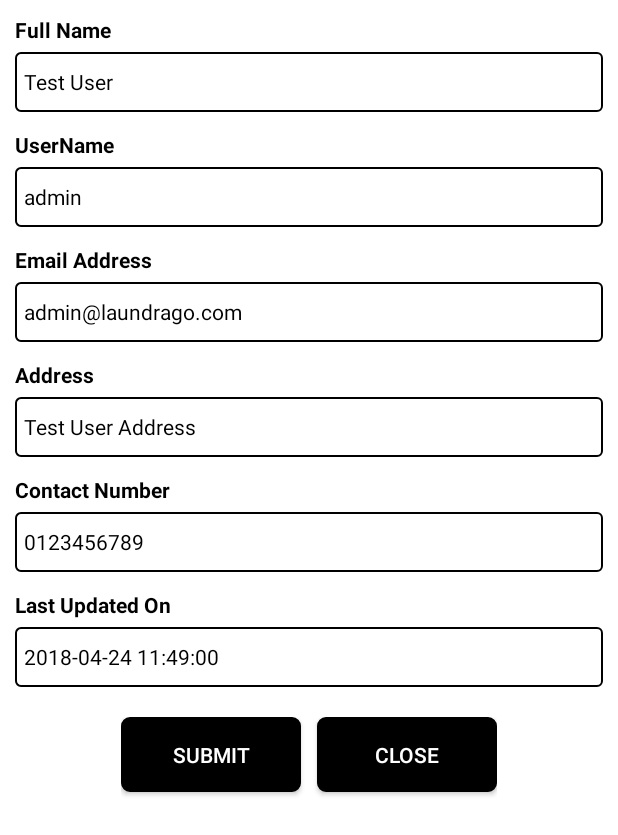
After one commit to Roohiashahzad/Laundry, an Android app: the fragment UserProfileFragment shown on its own in the app's theme, on a phone screen of 412 x 824 dp. The commit adds this screen. Shown: the top 835 px of the screen. Run offline under Robolectric (Android 15) with nearby library versions, the phone set to English and light mode, and no system bars.

Commit message:
Added user profile fragment.

```diff
--- /dev/null
+++ b/app/src/main/assets/api/profile.json
@@ -0,0 +1,6 @@
+
+{
+  "ResponseStatus" : 200,
+  "message" : "OK"
+
+}
--- a/app/src/main/java/com/roohia/hp/laundry/Controller/DummyDataController.java
+++ b/app/src/main/java/com/roohia/hp/laundry/Controller/DummyDataController.java
@@ -54,6 +54,19 @@ public class DummyDataController {
         return null;
     }
 
+    public String profile(Context context, StringEntity params) {
+        try {
+            JSONObject jsonObject = new JSONObject(convertStreamToString(params.getContent()));
+            return FileReader.getInstance().readFileFromAssets(context, "api/profile.json");
+
+        } catch (JSONException e) {
+            e.printStackTrace();
+        } catch (IOException e) {
+            e.printStackTrace();
+        }
+        return null;
+    }
+
 
 
     private String convertStreamToString(InputStream is) {
@@ -87,6 +100,8 @@ public class DummyDataController {
             case ServerUrls.SIGNUP_URL:
                 return signup(context,params);
 
+            case ServerUrls.UPDATE_USER_URL:
+                return profile(context, params);
         }
         return "";
     }
--- /dev/null
+++ b/app/src/main/java/com/roohia/hp/laundry/Controller/UserProfileController.java
@@ -0,0 +1,75 @@
+package com.roohia.hp.laundry.Controller;
+
+import android.content.Context;
+import android.os.AsyncTask;
+
+import com.loopj.android.http.JsonHttpResponseHandler;
+import com.roohia.hp.laundry.gui.interfaces.SubmitUserInterface;
+import com.roohia.hp.laundry.model.constants.Constants;
+import com.roohia.hp.laundry.model.constants.ServerUrls;
+import com.roohia.hp.laundry.model.utils.CodeUtils;
+
+import org.json.JSONException;
+import org.json.JSONObject;
+
+import java.io.UnsupportedEncodingException;
+
+import cz.msebera.android.httpclient.Header;
+import cz.msebera.android.httpclient.entity.StringEntity;
+
+/**
+ * Created by mmutaher on 1/10/2018.
+ */
+
+public class UserProfileController {
+
+    private static UserProfileController ourInstance = new UserProfileController();
+
+    private UserProfileController() {
+    }
+
+    public static UserProfileController getInstance() {
+        return ourInstance;
+    }
+
+    public void submitUserInfo(final Context context,  String fullname, String email, String address, String contact, final SubmitUserInterface callbackInterface) {
+
+        try {
+
+            JSONObject userInfo = new JSONObject();
+            userInfo.put("fullname", fullname );
+            userInfo.put("email", email);
+            userInfo.put("address", address);
+            userInfo.put("contact", contact);
+            StringEntity params = new StringEntity(userInfo.toString());
+            Constants.isApiLive = false;
+            NetworkManager.getInstance().post(context, ServerUrls.UPDATE_USER_URL, params, new JsonHttpResponseHandler() {
+                @Override
+                public void onSuccess(int statusCode, Header[] headers, final JSONObject response) {
+                    Constants.isApiLive = false;
+                    super.onSuccess(statusCode, headers, response);
+                    try {
+                        if (response != null && response.getString("ResponseStatus").equals("200")) {
+                            callbackInterface.onSubmissionSuccessful();
+                        } else {
+                            callbackInterface.onSubmissionFailed(response.getString("ResponseStatus"), CodeUtils.getErrorMessageFromCode(context, response.getString("ResponseStatus")));
+                        }
+                    } catch (JSONException e) {
+                        e.printStackTrace();
+                    }
+                }
+
+                @Override
+                public void onFailure(int statusCode, Header[] headers, Throwable throwable, JSONObject errorResponse) {
+                    Constants.isApiLive = false;
+                    super.onFailure(statusCode, headers, throwable, errorResponse);
+                    callbackInterface.onSubmissionFailed(Constants.NO_INTERNET_ERROR_CODE + "", CodeUtils.getErrorMessageFromCode(context, Constants.NO_INTERNET_ERROR_CODE));
+                }
+            });
+        } catch (JSONException | UnsupportedEncodingException e) {
+            e.printStackTrace();
+        }
+
+    }
+
+}
--- /dev/null
+++ b/app/src/main/java/com/roohia/hp/laundry/gui/Fragments/UserProfileFragment.java
@@ -0,0 +1,127 @@
+package com.roohia.hp.laundry.gui.Fragments;
+
+import android.content.Context;
+import android.os.Bundle;
+import android.support.annotation.Nullable;
+import android.support.v4.app.Fragment;
+import android.view.LayoutInflater;
+import android.view.View;
+import android.view.ViewGroup;
+import android.widget.AdapterView;
+import android.widget.Button;
+import android.widget.EditText;
+
+import com.roohia.hp.laundry.Controller.UserProfileController;
+import com.roohia.hp.laundry.R;
+import com.roohia.hp.laundry.gui.activities.HomeActivity;
+import com.roohia.hp.laundry.gui.interfaces.SubmitUserInterface;
+import com.roohia.hp.laundry.model.utils.AlertUtils;
+import com.roohia.hp.laundry.model.utils.CodeUtils;
+
+
+public class UserProfileFragment extends Fragment implements View.OnClickListener, SubmitUserInterface, AdapterView.OnItemSelectedListener {
+    Context mContext;
+    EditText etUsername, etFullName, etAddress, etLastUpdatedOn, etEmail, etContact;
+    Button btnClose, btnSubmit;
+    boolean submissionFlag = false;
+
+    public UserProfileFragment() {
+    }
+
+    public static UserProfileFragment newInstance(Context context) {
+        Bundle args = new Bundle();
+        UserProfileFragment fragment = new UserProfileFragment();
+        fragment.mContext = context;
+        return fragment;
+    }
+
+
+    @Override
+    public void onCreate(@Nullable Bundle savedInstanceState) {
+        super.onCreate(savedInstanceState);
+    }
+
+
+    @Override
+    public View onCreateView(LayoutInflater inflater, @Nullable ViewGroup container, @Nullable Bundle savedInstanceState) {
+        View view = inflater.inflate(R.layout.layout_user_profile_fragment, container, false);
+
+
+        etUsername = (EditText) view.findViewById(R.id.et_username);
+        etFullName = (EditText) view.findViewById(R.id.et_fullname);
+        etAddress = (EditText) view.findViewById(R.id.et_address);
+        etLastUpdatedOn = (EditText) view.findViewById(R.id.et_updated_on);
+        etEmail = (EditText) view.findViewById(R.id.et_email);
+        etContact = (EditText) view.findViewById(R.id.et_contact);
+        btnClose = (Button) view.findViewById(R.id.btn_close);
+        btnSubmit = (Button) view.findViewById(R.id.btn_submit);
+        btnClose.setOnClickListener(this);
+        btnSubmit.setOnClickListener(this);
+
+        etUsername.setText("admin");
+        etFullName.setText("Test User");
+        etAddress.setText("Test User Address");
+        etEmail.setText("admin@laundrago.com");
+        etContact.setText("0123456789");
+        etLastUpdatedOn.setText("2018-04-24 11:49:00");
+
+
+        return view;
+    }
+
+
+    @Override
+    public void onClick(View view) {
+        switch (view.getId()) {
+            case R.id.btn_close:
+                ((HomeActivity) getActivity()).removeTopFragmentFromBackStack();
+                break;
+
+            case R.id.btn_submit:
+                if (etFullName.getText().toString().isEmpty()) {
+                    AlertUtils.showAlertDialog(mContext, getString(R.string.fullname_missing_prompt), null);
+                } else if (etEmail.getText().toString().isEmpty()) {
+                    AlertUtils.showAlertDialog(mContext, getString(R.string.email_missing_prompt), null);
+                } else if (etAddress.getText().toString().isEmpty()) {
+                    AlertUtils.showAlertDialog(mContext, getString(R.string.address_missing_prompt), null);
+                }else if (etContact.getText().toString().isEmpty()) {
+                    AlertUtils.showAlertDialog(mContext, getString(R.string.contact_missing_prompt), null);
+                }else {
+                    if (CodeUtils.getInstance().checkNetworkConnectivity(mContext)) {
+                        ((HomeActivity) getActivity()).showProgressDialog(getString(R.string.saving_profile_prompt));
+
+                        UserProfileController.getInstance().submitUserInfo(mContext, etFullName.getText().toString(), etEmail.getText().toString(),etAddress.getText().toString(),etContact.getText().toString(),this);
+                    } else {
+                        AlertUtils.showAlertDialog(mContext, getString(R.string.no_internet_on_submission_message), null);
+                    }
+                }
+                break;
+
+
+        }
+
+    }
+
+    @Override
+    public void onSubmissionSuccessful() {
+        ((HomeActivity) getActivity()).hideProgressDialog();
+        AlertUtils.showAlertDialog(getContext(), getString(R.string.profile_success_prompt), null);
+    }
+
+    @Override
+    public void onSubmissionFailed(String code, String message) {
+        ((HomeActivity) getActivity()).hideProgressDialog();
+        AlertUtils.showAlertDialog(getContext(), getString(R.string.profile_failure_prompt), null);
+    }
+
+    @Override
+    public void onItemSelected(AdapterView<?> adapterView, View view, int i, long l) {
+        if (submissionFlag)
+            btnSubmit.setVisibility(View.VISIBLE);
+    }
+
+    @Override
+    public void onNothingSelected(AdapterView<?> adapterView) {
+
+    }
+}
--- a/app/src/main/java/com/roohia/hp/laundry/gui/activities/HomeActivity.java
+++ b/app/src/main/java/com/roohia/hp/laundry/gui/activities/HomeActivity.java
@@ -25,6 +25,7 @@ import android.widget.RelativeLayout;
 import com.roohia.hp.laundry.R;
 import com.roohia.hp.laundry.gui.Fragments.MyOrdersFragment;
 import com.roohia.hp.laundry.gui.Fragments.NewOrderFragment;
+import com.roohia.hp.laundry.gui.Fragments.UserProfileFragment;
 import com.roohia.hp.laundry.gui.adapters.NavigationListAdapter;
 import com.roohia.hp.laundry.model.bo.NavItem;
 import com.roohia.hp.laundry.model.utils.LayoutUtils;
@@ -134,7 +135,7 @@ public class HomeActivity extends AppCompatActivity implements AdapterView.OnIte
                 showFragment(MyOrdersFragment.newInstance(), "allOrders");
                 break;
             case 3:
-                //showFragment(UserProfileFragment.newInstance(this, DBHandler.getInstance().getCurrentUser()), "USER_PROFILE_FRAGMENT");
+                showFragment(UserProfileFragment.newInstance(this),"userProfile");
                 break;
             case 4:
                 handleLogout();
--- /dev/null
+++ b/app/src/main/java/com/roohia/hp/laundry/gui/interfaces/SubmitUserInterface.java
@@ -0,0 +1,9 @@
+package com.roohia.hp.laundry.gui.interfaces;
+
+
+
+public interface SubmitUserInterface extends CallbackInterface {
+    public void onSubmissionSuccessful();
+
+    public void onSubmissionFailed(String code, String message);
+}
--- a/app/src/main/java/com/roohia/hp/laundry/model/constants/ServerUrls.java
+++ b/app/src/main/java/com/roohia/hp/laundry/model/constants/ServerUrls.java
@@ -6,6 +6,7 @@ public class ServerUrls {
     public static final String BASE_URL = STAGING_BASE_URL;
     public static final String LOGIN_URL = "/login";
     public static final String SIGNUP_URL = "/signup";
+    public static final String UPDATE_USER_URL = "/profile";
 
 
 
--- /dev/null
+++ b/app/src/main/res/layout/layout_user_profile_fragment.xml
@@ -0,0 +1,208 @@
+<?xml version="1.0" encoding="utf-8"?>
+<RelativeLayout xmlns:android="http://schemas.android.com/apk/res/android"
+    xmlns:tools="http://schemas.android.com/tools"
+    android:id="@+id/rlt_root"
+    android:layout_width="match_parent"
+    android:layout_height="match_parent"
+    android:background="@color/white"
+    tools:ignore="MissingPrefix">
+
+    <ScrollView
+        android:id="@+id/sv_root"
+        android:layout_width="match_parent"
+        android:layout_height="wrap_content"
+        android:background="@color/white"
+        android:visibility="visible">
+
+        <LinearLayout
+            android:layout_width="match_parent"
+            android:layout_height="wrap_content"
+            android:background="@color/white"
+            android:orientation="vertical"
+            android:padding="10dp"
+            >
+
+            <TextView
+                android:layout_width="match_parent"
+                android:layout_height="wrap_content"
+                android:text="Full Name"
+                android:textColor="@color/black"
+                android:textSize="14sp"
+                android:textStyle="bold" />
+
+            <EditText
+                android:id="@+id/et_fullname"
+                android:layout_width="match_parent"
+                android:layout_height="wrap_content"
+                android:layout_marginTop="5dp"
+                android:background="@drawable/border_round_corners"
+                android:minHeight="40dp"
+                android:paddingLeft="6dp"
+                android:paddingRight="6dp"
+                android:textColor="@color/black"
+                android:textSize="14sp" />
+
+
+            <TextView
+                android:layout_width="match_parent"
+                android:layout_height="wrap_content"
+                android:layout_marginTop="12dp"
+                android:text="UserName"
+                android:textColor="@color/black"
+                android:textSize="14sp"
+                android:textStyle="bold" />
+
+            <EditText
+                android:id="@+id/et_username"
+                android:layout_width="match_parent"
+                android:layout_height="wrap_content"
+                android:layout_marginTop="5dp"
+                android:background="@drawable/border_round_corners"
+                android:enabled="false"
+                android:minHeight="40dp"
+                android:paddingLeft="6dp"
+                android:paddingRight="6dp"
+                android:textColor="@color/black"
+                android:textSize="14sp" />
+
+            <TextView
+                android:layout_width="match_parent"
+                android:layout_height="wrap_content"
+                android:layout_marginTop="12dp"
+                android:text="Email Address"
+                android:textColor="@color/black"
+                android:textSize="14sp"
+                android:textStyle="bold" />
+
+            <EditText
+                android:id="@+id/et_email"
+                android:layout_width="match_parent"
+                android:layout_height="wrap_content"
+                android:layout_marginTop="5dp"
+                android:background="@drawable/border_round_corners"
+                android:inputType="textEmailAddress"
+                android:minHeight="40dp"
+                android:paddingLeft="6dp"
+                android:paddingRight="6dp"
+                android:textColor="@color/black"
+                android:textSize="14sp" />
+
+
+            <TextView
+                android:layout_width="match_parent"
+                android:layout_height="wrap_content"
+                android:layout_marginTop="12dp"
+                android:text="Address"
+                android:textColor="@color/black"
+                android:textSize="14sp"
+                android:textStyle="bold" />
+
+            <EditText
+                android:id="@+id/et_address"
+                android:layout_width="match_parent"
+                android:layout_height="wrap_content"
+                android:layout_marginTop="5dp"
+                android:background="@drawable/border_round_corners"
+                android:minHeight="40dp"
+                android:paddingLeft="6dp"
+                android:paddingRight="6dp"
+                android:textColor="@color/black"
+                android:textSize="14sp" />
+
+
+            <TextView
+                android:layout_width="match_parent"
+                android:layout_height="wrap_content"
+                android:layout_marginTop="12dp"
+                android:text="Contact Number"
+                android:textColor="@color/black"
+                android:textSize="14sp"
+                android:textStyle="bold" />
+
+            <EditText
+                android:id="@+id/et_contact"
+                android:layout_width="match_parent"
+                android:layout_height="wrap_content"
+                android:layout_marginTop="5dp"
+                android:background="@drawable/border_round_corners"
+                android:minHeight="40dp"
+                android:paddingLeft="6dp"
+                android:paddingRight="6dp"
+                android:textColor="@color/black"
+                android:textSize="14sp" />
+
+
+
+
+            <TextView
+                android:layout_width="match_parent"
+                android:layout_height="wrap_content"
+                android:layout_marginTop="12dp"
+                android:text="Last Updated On"
+                android:textColor="@color/black"
+                android:textSize="14sp"
+                android:textStyle="bold" />
+
+            <EditText
+                android:id="@+id/et_updated_on"
+                android:layout_width="match_parent"
+                android:layout_height="wrap_content"
+                android:layout_marginTop="5dp"
+                android:background="@drawable/border_round_corners"
+                android:enabled="true"
+                android:minHeight="40dp"
+                android:paddingBottom="5dp"
+                android:inputType="textMultiLine|textNoSuggestions"
+                android:paddingLeft="6dp"
+                android:paddingRight="6dp"
+                android:paddingTop="5dp"
+                android:textColor="@color/black"
+                android:textSize="14sp" />
+
+
+            <RelativeLayout
+                android:layout_width="match_parent"
+                android:layout_height="100dp"
+                android:paddingBottom="20dp"
+                android:paddingTop="20dp">
+
+                <RelativeLayout
+                    android:layout_width="wrap_content"
+                    android:layout_height="100dp"
+                    android:layout_centerInParent="true">
+
+                    <Button
+                        android:id="@+id/btn_submit"
+                        android:layout_width="120dp"
+                        android:layout_height="50dp"
+                        android:layout_marginRight="5dp"
+                        android:background="@drawable/border_round_corners_button"
+                        android:text="Submit"
+                        android:textAlignment="center"
+                        android:textColor="@color/white"
+                         />
+
+                    <Button
+                        android:id="@+id/btn_close"
+                        android:layout_width="120dp"
+                        android:layout_height="50dp"
+                        android:layout_marginLeft="5dp"
+                        android:layout_toRightOf="@+id/btn_submit"
+                        android:background="@drawable/border_round_corners_button"
+                        android:text="CLOSE"
+                        android:textAlignment="center"
+                        android:textColor="@color/white" />
+
+
+                </RelativeLayout>
+
+
+            </RelativeLayout>
+
+
+        </LinearLayout>
+
+
+    </ScrollView>
+
+</RelativeLayout>
--- a/app/src/main/res/values/strings.xml
+++ b/app/src/main/res/values/strings.xml
@@ -6,4 +6,12 @@
     <string name="title_activity_main">Laundra GO</string>
     <string name="navigation_drawer_open">Open navigation drawer</string>
     <string name="navigation_drawer_close">Close navigation drawer</string>
+    <string name="fullname_missing_prompt">Please provide your fullname to continue.</string>
+    <string name="email_missing_prompt">Please provide your email address to continue.</string>
+    <string name="address_missing_prompt">Please provide your address to continue.</string>
+    <string name="contact_missing_prompt">Please provide your contact number to continue.</string>
+    <string name="saving_profile_prompt">Saving Profile ...</string>
+    <string name="no_internet_on_submission_message">Connection error. Please connect to internet and try again.</string>
+    <string name="profile_success_prompt">Profile Updated Successfully.</string>
+    <string name="profile_failure_prompt">Profile Updation Failed. Try again!</string>
 </resources>
```
